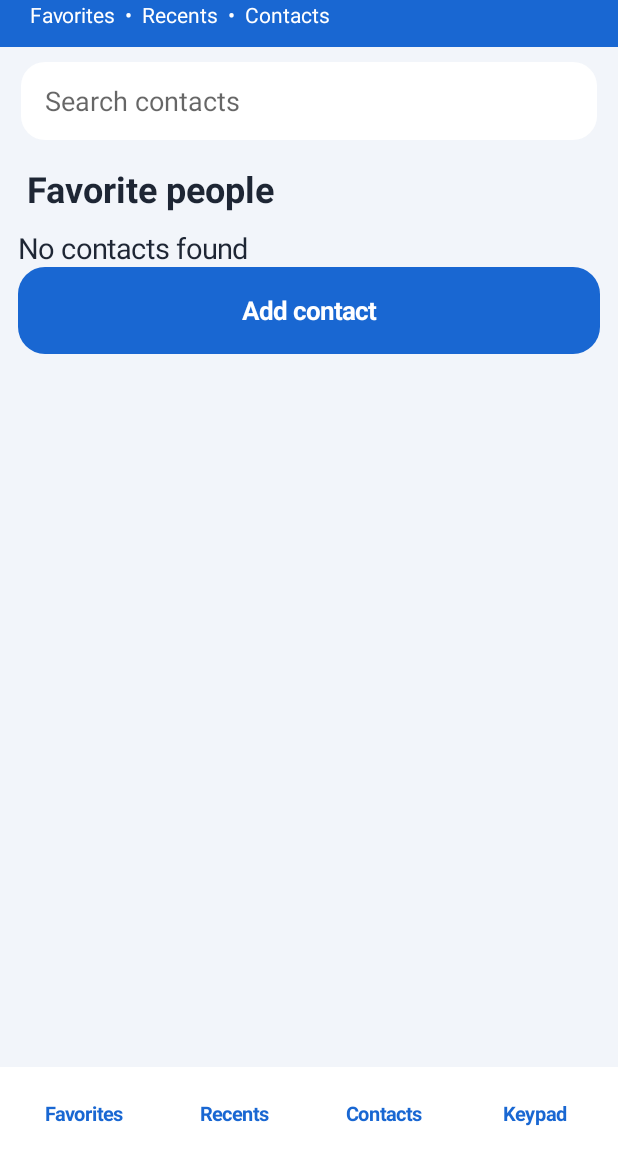
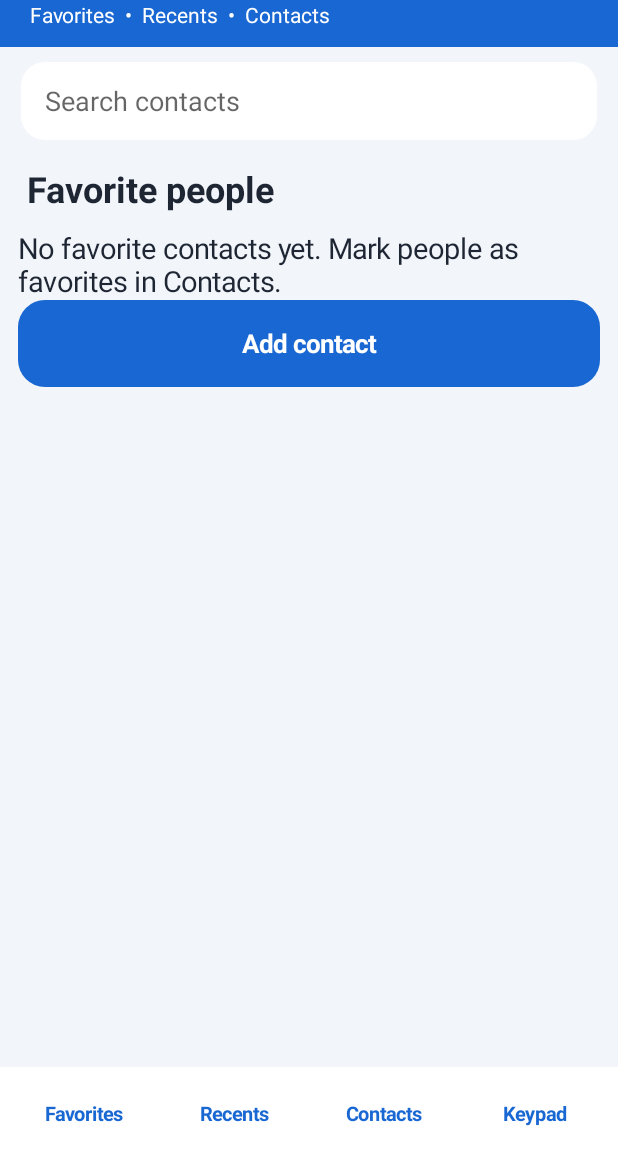
Before and after one commit to king0878artin/easyphone, an Android app: the screen it shows after launch (MainActivity), after a tap on "Favorites", on a phone screen of 412 x 824 dp, the part 76-1236 px from its top. Run offline under Robolectric (Android 15) with nearby library versions, the phone set to English and light mode, and no system bars.

Commit message:
Implement real favorites filtering and contact starred state

```diff
--- a/app/src/main/java/com/easyphone/senior/MainActivity.kt
+++ b/app/src/main/java/com/easyphone/senior/MainActivity.kt
@@ -18,7 +18,7 @@ import android.widget.*
 import android.text.Editable
 import android.text.TextWatcher
 
-data class Person(val id: Long, val name: String, val number: String, val photo: Uri?)
+data class Person(val id: Long, val name: String, val number: String, val photo: Uri?, val favorite: Boolean)
 
 class MainActivity : Activity() {
     private val blue = Color.rgb(25, 103, 210)
@@ -100,7 +100,8 @@ class MainActivity : Activity() {
             ContactsContract.CommonDataKinds.Phone.CONTACT_ID,
             ContactsContract.CommonDataKinds.Phone.DISPLAY_NAME,
             ContactsContract.CommonDataKinds.Phone.NUMBER,
-            ContactsContract.CommonDataKinds.Phone.PHOTO_URI
+            ContactsContract.CommonDataKinds.Phone.PHOTO_URI,
+            ContactsContract.CommonDataKinds.Phone.STARRED
         )
         val seen = mutableSetOf<String>()
         val cursor: Cursor? = contentResolver.query(uri, projection, null, null, ContactsContract.CommonDataKinds.Phone.DISPLAY_NAME + " COLLATE NOCASE")
@@ -109,12 +110,13 @@ class MainActivity : Activity() {
             val nameCol = it.getColumnIndexOrThrow(projection[1])
             val numCol = it.getColumnIndexOrThrow(projection[2])
             val photoCol = it.getColumnIndexOrThrow(projection[3])
+            val starredCol = it.getColumnIndexOrThrow(projection[4])
             while (it.moveToNext()) {
                 val id = it.getLong(idCol); val name = it.getString(nameCol) ?: "Unknown"
                 val number = it.getString(numCol) ?: ""
                 if (number.isNotBlank() && seen.add("$id:$number")) {
                     val photo = it.getString(photoCol)?.let { p -> Uri.parse(p) }
-                    result.add(Person(id, name, number, photo))
+                    result.add(Person(id, name, number, photo, it.getInt(starredCol) == 1))
                 }
             }
         }
@@ -150,9 +152,9 @@ class MainActivity : Activity() {
             showPermissionMessage(); return
         }
         val query = if (::search.isInitialized) search.text.toString().trim() else ""
-        val filtered = people.filter { it.name.contains(query, true) || it.number.contains(query) }
+        val filtered = people.filter { (page != "Favorites" || it.favorite) && (it.name.contains(query, true) || it.number.contains(query)) }
         if (filtered.isEmpty()) {
-            body.addView(text("No contacts found", 19f))
+            body.addView(text(if (page == "Favorites") "No favorite contacts yet. Mark people as favorites in Contacts." else "No contacts found", 19f))
             body.addView(button("Add contact") {
                 startActivity(Intent(ContactsContract.Intents.Insert.ACTION).setType(ContactsContract.RawContacts.CONTENT_TYPE))
             }, LinearLayout.LayoutParams(-1, dp(58)))
```
